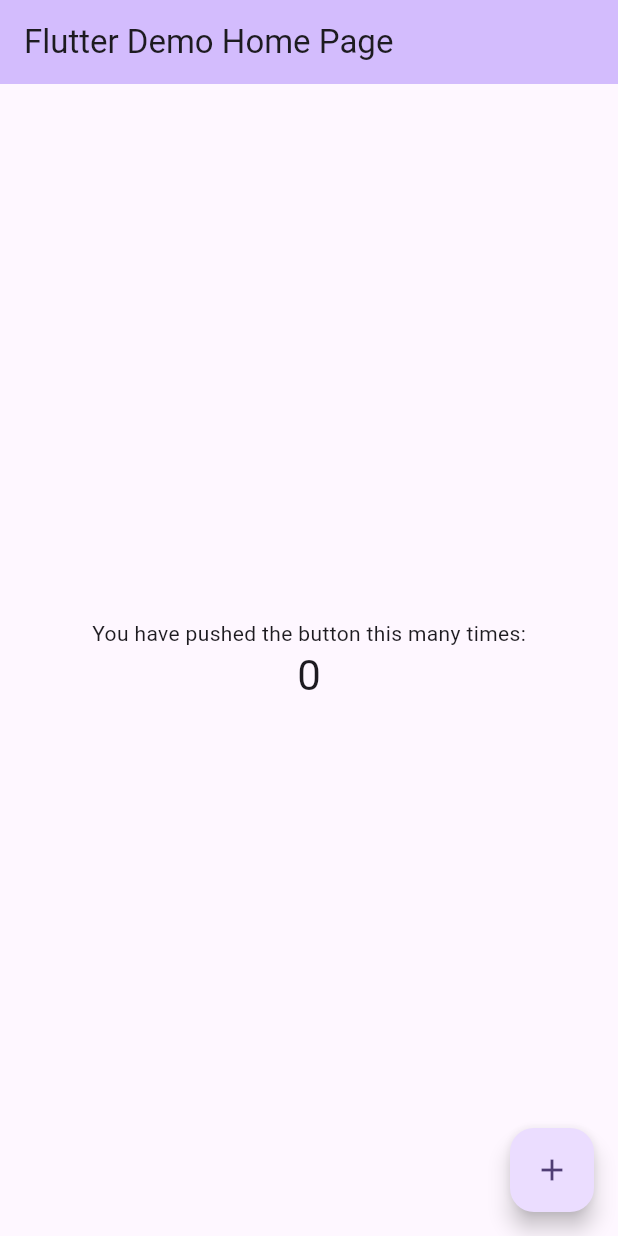
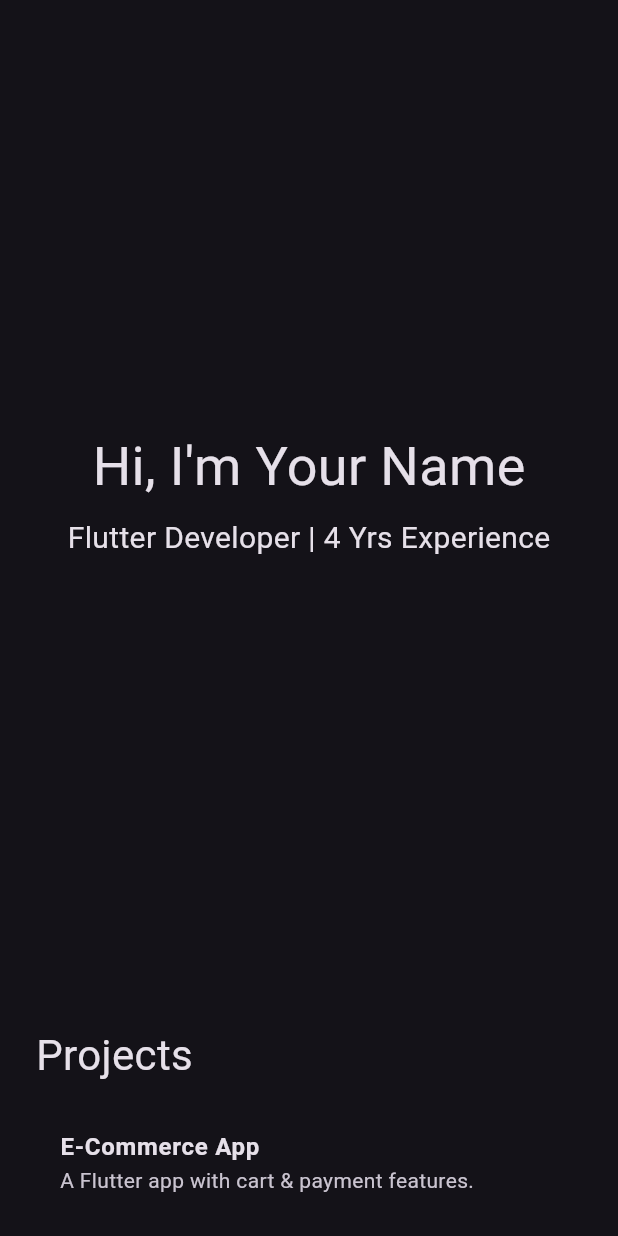
Before and after one commit to Dhrumil02/dhrumil02.github.io, a Flutter app: the screen it shows after launch, on a phone screen of 412 x 824 dp. Run offline on Flutter 3.47's test engine with Material 3 defaults, Android fonts, the phone set to English and light mode, and no system bars.

Commit message:
initial commit

```diff
--- /dev/null
+++ b/lib/home_page.dart
@@ -0,0 +1,25 @@
+import 'package:flutter/material.dart';
+import 'sections/landing_section.dart';
+import 'sections/projects_section.dart';
+import 'sections/skills_section.dart';
+import 'sections/contact_section.dart';
+
+class HomePage extends StatelessWidget {
+  const HomePage({super.key});
+
+  @override
+  Widget build(BuildContext context) {
+    return Scaffold(
+      body: SingleChildScrollView(
+        child: Column(
+          children: const [
+            LandingSection(),
+            ProjectsSection(),
+            SkillsSection(),
+            ContactSection(),
+          ],
+        ),
+      ),
+    );
+  }
+}
--- a/lib/main.dart
+++ b/lib/main.dart
@@ -1,122 +1,20 @@
 import 'package:flutter/material.dart';
+import 'home_page.dart';
 
 void main() {
-  runApp(const MyApp());
+  runApp(const MyPortfolioApp());
 }
 
-class MyApp extends StatelessWidget {
-  const MyApp({super.key});
+class MyPortfolioApp extends StatelessWidget {
+  const MyPortfolioApp({super.key});
 
-  // This widget is the root of your application.
   @override
   Widget build(BuildContext context) {
     return MaterialApp(
-      title: 'Flutter Demo',
-      theme: ThemeData(
-        // This is the theme of your application.
-        //
-        // TRY THIS: Try running your application with "flutter run". You'll see
-        // the application has a purple toolbar. Then, without quitting the app,
-        // try changing the seedColor in the colorScheme below to Colors.green
-        // and then invoke "hot reload" (save your changes or press the "hot
-        // reload" button in a Flutter-supported IDE, or press "r" if you used
-        // the command line to start the app).
-        //
-        // Notice that the counter didn't reset back to zero; the application
-        // state is not lost during the reload. To reset the state, use hot
-        // restart instead.
-        //
-        // This works for code too, not just values: Most code changes can be
-        // tested with just a hot reload.
-        colorScheme: ColorScheme.fromSeed(seedColor: Colors.deepPurple),
-      ),
-      home: const MyHomePage(title: 'Flutter Demo Home Page'),
+      title: 'My Portfolio',
+      theme: ThemeData.dark(),
+      home: const HomePage(),
+      debugShowCheckedModeBanner: false,
     );
   }
 }
-
-class MyHomePage extends StatefulWidget {
-  const MyHomePage({super.key, required this.title});
-
-  // This widget is the home page of your application. It is stateful, meaning
-  // that it has a State object (defined below) that contains fields that affect
-  // how it looks.
-
-  // This class is the configuration for the state. It holds the values (in this
-  // case the title) provided by the parent (in this case the App widget) and
-  // used by the build method of the State. Fields in a Widget subclass are
-  // always marked "final".
-
-  final String title;
-
-  @override
-  State<MyHomePage> createState() => _MyHomePageState();
-}
-
-class _MyHomePageState extends State<MyHomePage> {
-  int _counter = 0;
-
-  void _incrementCounter() {
-    setState(() {
-      // This call to setState tells the Flutter framework that something has
-      // changed in this State, which causes it to rerun the build method below
-      // so that the display can reflect the updated values. If we changed
-      // _counter without calling setState(), then the build method would not be
-      // called again, and so nothing would appear to happen.
-      _counter++;
-    });
-  }
-
-  @override
-  Widget build(BuildContext context) {
-    // This method is rerun every time setState is called, for instance as done
-    // by the _incrementCounter method above.
-    //
-    // The Flutter framework has been optimized to make rerunning build methods
-    // fast, so that you can just rebuild anything that needs updating rather
-    // than having to individually change instances of widgets.
-    return Scaffold(
-      appBar: AppBar(
-        // TRY THIS: Try changing the color here to a specific color (to
-        // Colors.amber, perhaps?) and trigger a hot reload to see the AppBar
-        // change color while the other colors stay the same.
-        backgroundColor: Theme.of(context).colorScheme.inversePrimary,
-        // Here we take the value from the MyHomePage object that was created by
-        // the App.build method, and use it to set our appbar title.
-        title: Text(widget.title),
-      ),
-      body: Center(
-        // Center is a layout widget. It takes a single child and positions it
-        // in the middle of the parent.
-        child: Column(
-          // Column is also a layout widget. It takes a list of children and
-          // arranges them vertically. By default, it sizes itself to fit its
-          // children horizontally, and tries to be as tall as its parent.
-          //
-          // Column has various properties to control how it sizes itself and
-          // how it positions its children. Here we use mainAxisAlignment to
-          // center the children vertically; the main axis here is the vertical
-          // axis because Columns are vertical (the cross axis would be
-          // horizontal).
-          //
-          // TRY THIS: Invoke "debug painting" (choose the "Toggle Debug Paint"
-          // action in the IDE, or press "p" in the console), to see the
-          // wireframe for each widget.
-          mainAxisAlignment: MainAxisAlignment.center,
-          children: <Widget>[
-            const Text('You have pushed the button this many times:'),
-            Text(
-              '$_counter',
-              style: Theme.of(context).textTheme.headlineMedium,
-            ),
-          ],
-        ),
-      ),
-      floatingActionButton: FloatingActionButton(
-        onPressed: _incrementCounter,
-        tooltip: 'Increment',
-        child: const Icon(Icons.add),
-      ), // This trailing comma makes auto-formatting nicer for build methods.
-    );
-  }
-}
--- /dev/null
+++ b/lib/sections/landing_section.dart
@@ -0,0 +1,22 @@
+import 'package:flutter/material.dart';
+
+class LandingSection extends StatelessWidget {
+  const LandingSection({super.key});
+
+  @override
+  Widget build(BuildContext context) {
+    return Container(
+      padding: const EdgeInsets.all(32),
+      alignment: Alignment.center,
+      height: MediaQuery.of(context).size.height * 0.8,
+      child: Column(
+        mainAxisAlignment: MainAxisAlignment.center,
+        children: const [
+          Text("Hi, I'm Your Name", style: TextStyle(fontSize: 36)),
+          SizedBox(height: 8),
+          Text("Flutter Developer | 4 Yrs Experience", style: TextStyle(fontSize: 20)),
+        ],
+      ),
+    );
+  }
+}
--- /dev/null
+++ b/lib/sections/projects_section.dart
@@ -0,0 +1,28 @@
+import 'package:flutter/material.dart';
+
+class ProjectsSection extends StatelessWidget {
+  const ProjectsSection({super.key});
+
+  @override
+  Widget build(BuildContext context) {
+    return Container(
+      padding: const EdgeInsets.all(24),
+      child: Column(
+        crossAxisAlignment: CrossAxisAlignment.start,
+        children: [
+          const Text("Projects", style: TextStyle(fontSize: 28)),
+          const SizedBox(height: 16),
+          _projectTile("E-Commerce App", "A Flutter app with cart & payment features."),
+          _projectTile("Live Tracking", "Map-based real-time delivery tracking."),
+        ],
+      ),
+    );
+  }
+
+  Widget _projectTile(String title, String desc) {
+    return ListTile(
+      title: Text(title, style: const TextStyle(fontWeight: FontWeight.bold)),
+      subtitle: Text(desc),
+    );
+  }
+}
```
Also changed, not shown: lib/sections/contact_section.dart (added, +22 -0 lines), lib/sections/skills_section.dart (added, +22 -0 lines), docs/assets/fonts/MaterialIcons-Regular.otf, pubspec.lock (added), 4 other files.
